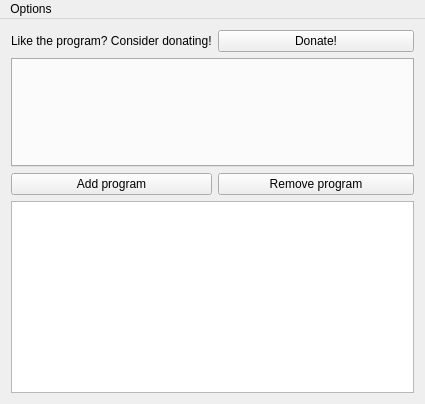
First picture: the form in mainwindow.ui, repository libvibrant/vibrantLinux, before the edit.
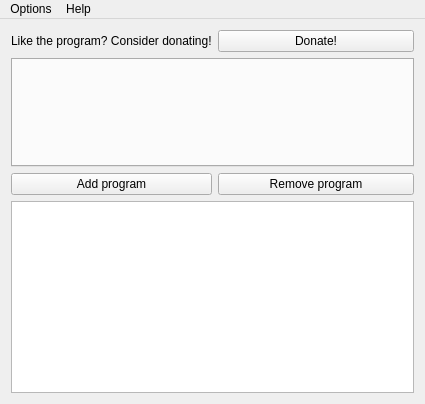
Second picture: the form after the edit.

Commit message: Added an about section

```diff
--- a/mainwindow.ui
+++ b/mainwindow.ui
@@ -76,7 +76,14 @@
     <addaction name="actionShowHideWindow"/>
     <addaction name="actionExit"/>
    </widget>
+   <widget class="QMenu" name="menuHelp">
+    <property name="title">
+     <string>Help</string>
+    </property>
+    <addaction name="actionAbout"/>
+   </widget>
    <addaction name="menuOptions"/>
+   <addaction name="menuHelp"/>
   </widget>
   <action name="actionShowHideWindow">
    <property name="text">
```
Left out of the diff: 5 changed lines with no effect on the pictures. The commit also changes 2 other files.
